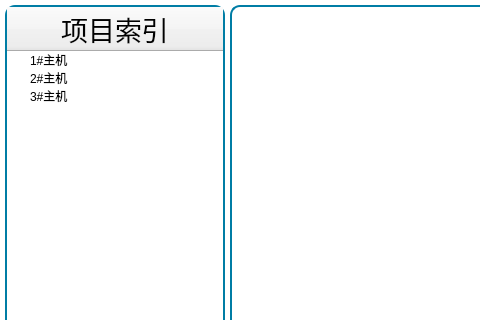
This is SS_GDE/ViewWidget/viewwidget.ui in Micheal1022/SS_GDE_Project as Qt 5 draws it before an edit; both pictures show x 0 to 480 and y 0 to 320 of the 1350 by 700 pixel window. The edited form follows.
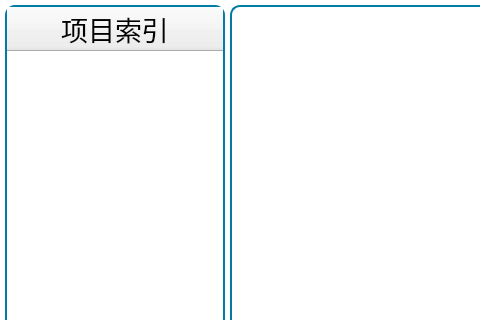
This is the edited form.

Patch:
```diff
--- a/SS_GDE/ViewWidget/viewwidget.ui
+++ b/SS_GDE/ViewWidget/viewwidget.ui
@@ -127,21 +127,6 @@
        <set>AlignCenter</set>
       </property>
      </column>
-     <item>
-      <property name="text">
-       <string>1#主机</string>
-      </property>
-     </item>
-     <item>
-      <property name="text">
-       <string>2#主机</string>
-      </property>
-     </item>
-     <item>
-      <property name="text">
-       <string>3#主机</string>
-      </property>
-     </item>
     </widget>
    </item>
    <item>
```
